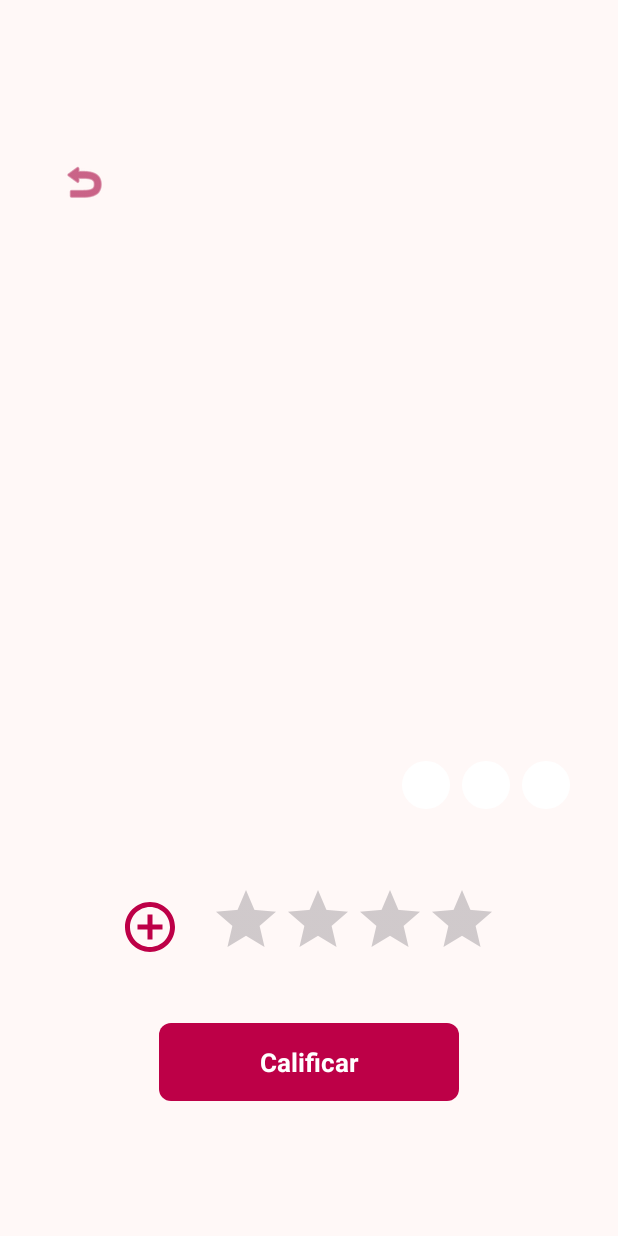
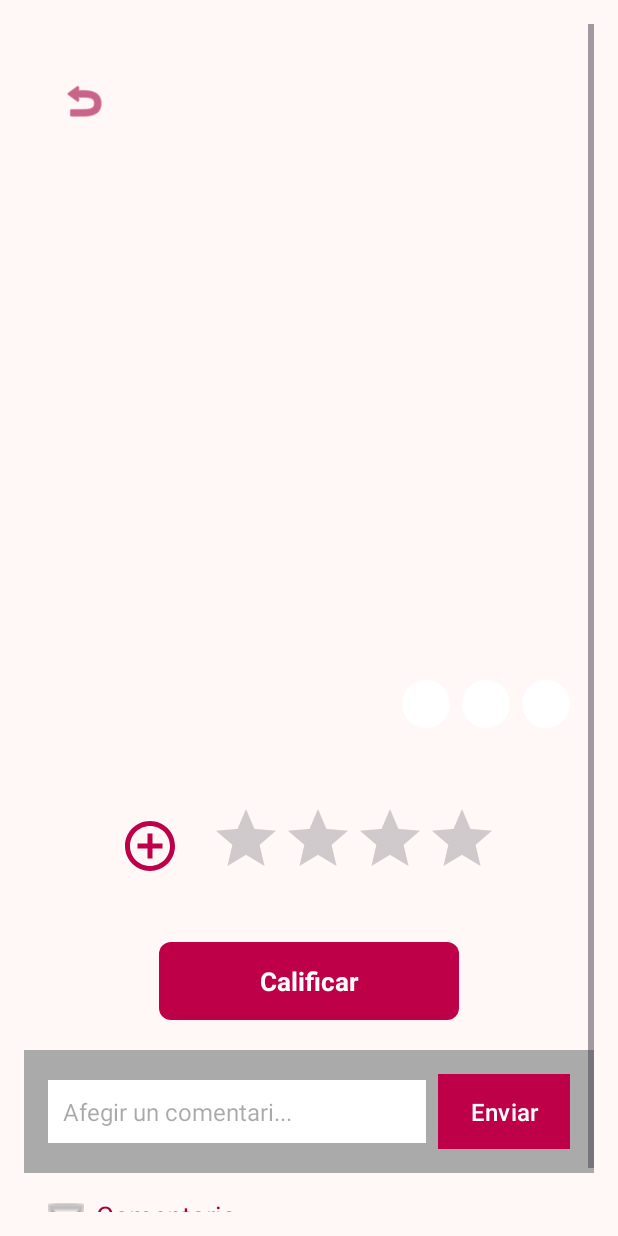
Before and after one commit to AliciaCampo/PopView, an Android app: the ValoracionTituloActivity screen opened directly, with no data from a screen before it, on a phone screen of 412 x 824 dp. Run offline under Robolectric (Android 15) with nearby library versions, the phone set to English and light mode, and no system bars; pictures from the network do not load; 1 statement that could not run was skipped.

Commit message:
Afegit disseny per afegir comentaris

```diff
--- a/app/src/main/java/com/example/popview/activity/ValoracionTituloActivity.kt
+++ b/app/src/main/java/com/example/popview/activity/ValoracionTituloActivity.kt
@@ -4,6 +4,7 @@ import android.os.Bundle
 import android.view.View
 import android.widget.ImageButton
 import android.widget.ImageView
+import android.widget.LinearLayout
 import android.widget.RatingBar
 import android.widget.TextView
 import android.widget.Toast
@@ -66,6 +67,20 @@ class ValoracionTituloActivity : AppCompatActivity() {
             }
         }
 
+        // Configurar la sección de comentarios expandible
+        val toggleCommentsSection: LinearLayout = findViewById(R.id.toggleCommentsSection)
+        val arrowIcon: ImageView = findViewById(R.id.arrowIcon)
+
+        toggleCommentsSection.setOnClickListener {
+            if (recyclerView.visibility == View.GONE) {
+                recyclerView.visibility = View.VISIBLE
+                arrowIcon.setImageResource(android.R.drawable.arrow_up_float)
+            } else {
+                recyclerView.visibility = View.GONE
+                arrowIcon.setImageResource(android.R.drawable.arrow_down_float)
+            }
+        }
+
         lifecycleScope.launch {
             try {
                 textTitle.text = titulo.nombre
--- a/app/src/main/res/layout/activity_valoracion_titulo.xml
+++ b/app/src/main/res/layout/activity_valoracion_titulo.xml
@@ -153,12 +153,75 @@
                 android:isIndicator="false"
                 android:theme="@style/Widget.AppCompat.RatingBar.Small" />
 
+            <!-- Sección para añadir un comentario -->
+            <LinearLayout
+                android:layout_width="match_parent"
+                android:layout_height="wrap_content"
+                android:orientation="horizontal"
+                android:layout_marginTop="20dp"
+                android:padding="16dp"
+                android:background="@android:color/darker_gray">
+
+                <!-- Campo de texto para escribir el comentario -->
+                <EditText
+                    android:id="@+id/editTextComment"
+                    android:layout_width="0dp"
+                    android:layout_height="wrap_content"
+                    android:layout_weight="1"
+                    android:hint="Afegir un comentari..."
+                    android:padding="10dp"
+                    android:background="@android:color/white"
+                    android:textColor="@android:color/black"
+                    android:textSize="16sp" />
+
+                <!-- Botón para enviar el comentario -->
+                <Button
+                    android:id="@+id/buttonSendComment"
+                    android:layout_width="wrap_content"
+                    android:layout_height="wrap_content"
+                    android:text="Enviar"
+                    android:padding="10dp"
+                    android:layout_marginStart="8dp"
+                    android:background="@color/md_theme_primaryContainer"
+                    android:textColor="@android:color/white"
+                    android:textSize="16sp" />
+            </LinearLayout>
+
+            <!-- Texto y flecha para expandir/contraer comentarios -->
+            <LinearLayout
+                android:id="@+id/toggleCommentsSection"
+                android:layout_width="match_parent"
+                android:layout_height="wrap_content"
+                android:orientation="horizontal"
+                android:gravity="center_vertical"
+                android:padding="16dp"
+                android:clickable="true"
+                android:focusable="true"
+                android:background="?android:attr/selectableItemBackground">
+
+                <ImageView
+                    android:id="@+id/arrowIcon"
+                    android:layout_width="24dp"
+                    android:layout_height="24dp"
+                    android:src="@android:drawable/arrow_down_float"
+                    android:contentDescription="Flecha" />
+
+                <TextView
+                    android:layout_width="wrap_content"
+                    android:layout_height="wrap_content"
+                    android:text="Comentaris"
+                    android:textSize="18sp"
+                    android:textColor="@color/md_theme_primaryContainer"
+                    android:layout_marginStart="8dp" />
+            </LinearLayout>
+
             <!-- RecyclerView para comentarios dinámicos -->
             <androidx.recyclerview.widget.RecyclerView
                 android:id="@+id/recyclerView"
                 android:layout_width="match_parent"
                 android:layout_height="wrap_content"
                 android:layout_marginTop="20dp"
+                android:visibility="gone"
                 tools:listitem="@layout/item_valoracion_titulo" />
 
         </LinearLayout>
```
